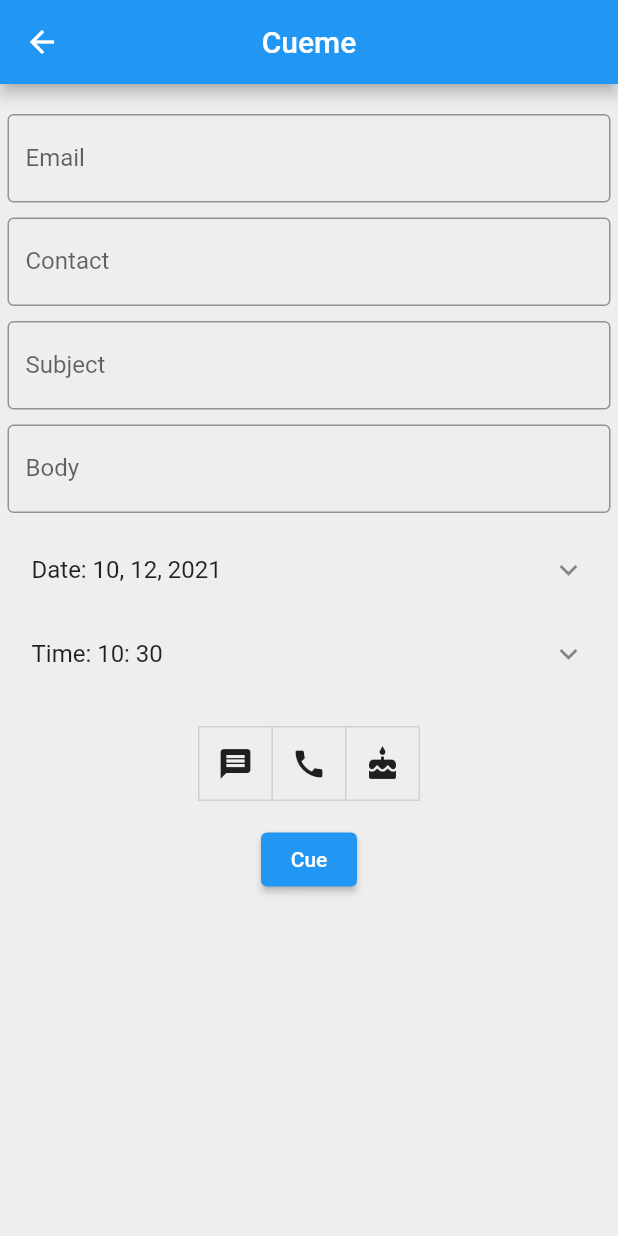
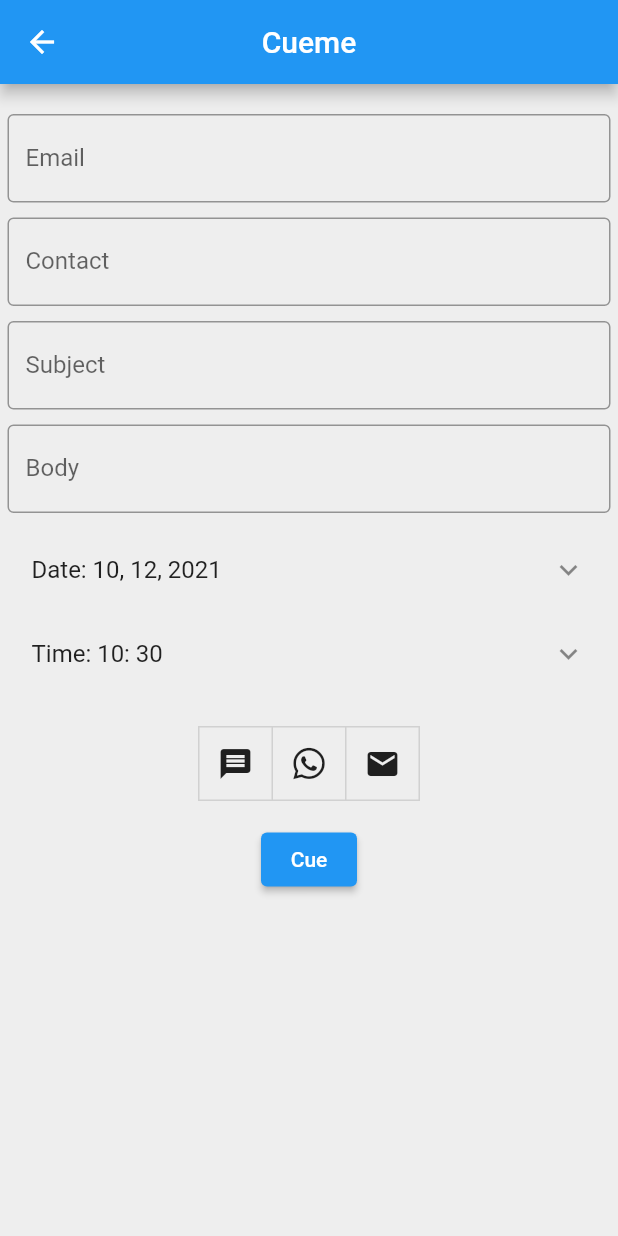
Before and after one commit to krispykalsi/cueme-client, a Flutter app: the Home screen opened by its route, after a tap on "Cue", on a phone screen of 412 x 824 dp. Run offline on Flutter 3.47's test engine with Material 2 defaults, Android fonts, the phone set to English and light mode, and no system bars; our stand-ins replace flutter_spinkit, font_awesome_flutter; network calls fail.

Commit message:
add whatsapp icon

```diff
--- a/lib/pages/home.dart
+++ b/lib/pages/home.dart
@@ -1,4 +1,5 @@
 import 'package:flutter/material.dart';
+import 'package:font_awesome_flutter/font_awesome_flutter.dart';
 
 class Home extends StatefulWidget {
   const Home({Key? key}) : super(key: key);
@@ -102,8 +103,8 @@
                     child: ToggleButtons(
                       children: [
                         Icon(Icons.message),
-                        Icon(Icons.call),
-                        Icon(Icons.cake),
+                        Icon(FontAwesomeIcons.whatsapp),
+                        Icon(Icons.mail),
                       ],
                       onPressed: (int index) {
                         int count = 0;
@@ -124,7 +125,11 @@
                     print(subject.text);
                     print(contact.text);
                     print(message.text);
-
+                    print(time);
+                    print(pickedDate);
+                    print(_selection[0]);
+                    print(_selection[1]);
+                    print(_selection[2]);
                   },
                 child: const Text('Cue'),
               ),
--- a/pubspec.yaml
+++ b/pubspec.yaml
@@ -36,6 +36,7 @@
   # Use with the CupertinoIcons class for iOS style icons.
   cupertino_icons: ^1.0.2
   datetime_picker_formfield: ^1.0.0
+  font_awesome_flutter: ^9.2.0
 
 dev_dependencies:
   flutter_test:
```
Also changed, not shown: pubspec.lock.
